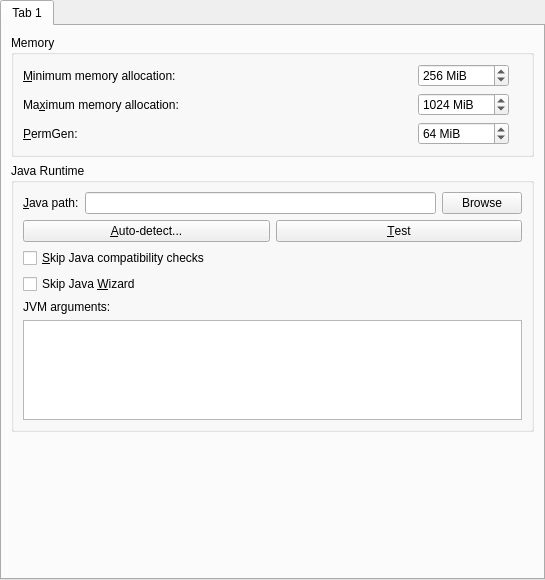
The window that launcher/ui/pages/global/JavaPage.ui (PrismLauncher/PrismLauncher) describes before a commit, drawn with Qt 5.
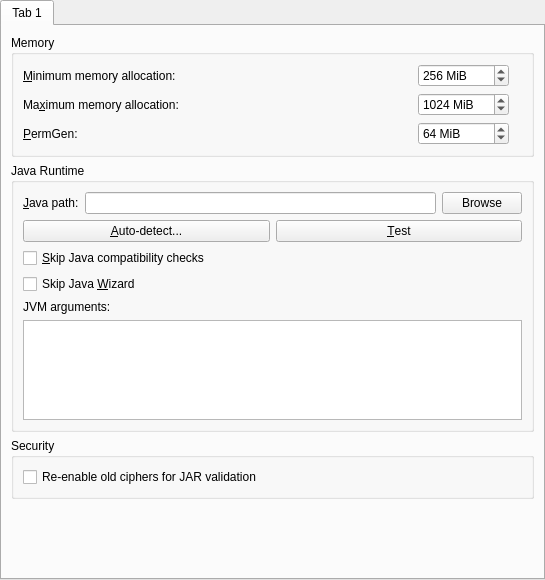
The same window after the commit.

Commit message: Add button for re-enabling old ciphers in Java to main Java settings, implement global and instance saving of setting.

What changed in the file:
```diff
--- a/launcher/ui/pages/global/JavaPage.ui
+++ b/launcher/ui/pages/global/JavaPage.ui
@@ -290,6 +290,22 @@
          </layout>
         </widget>
        </item>
+       <item>
+        <widget class="QGroupBox" name="securityGroupBox">
+         <property name="title">
+          <string>Security</string>
+         </property>
+         <layout class="QGridLayout" name="gridLayout">
+          <item row="0" column="0">
+           <widget class="QCheckBox" name="reenableOldCiphersForJarCheck">
+            <property name="text">
+             <string>Re-enable old ciphers for JAR validation</string>
+            </property>
+           </widget>
+          </item>
+         </layout>
+        </widget>
+       </item>
        <item>
         <spacer name="verticalSpacer">
          <property name="orientation">
```
The commit also changes 2 other files.
